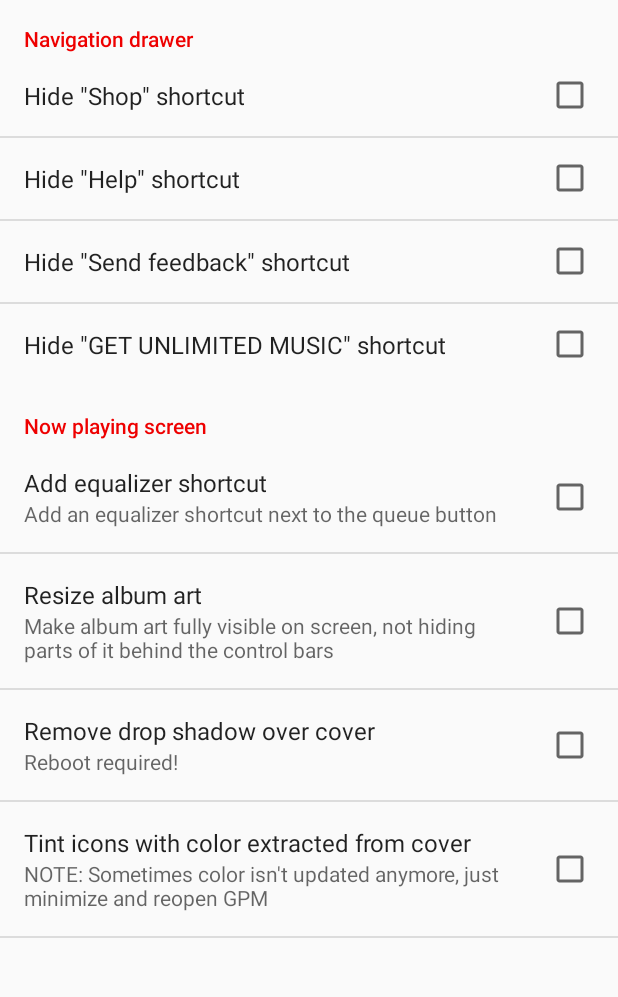
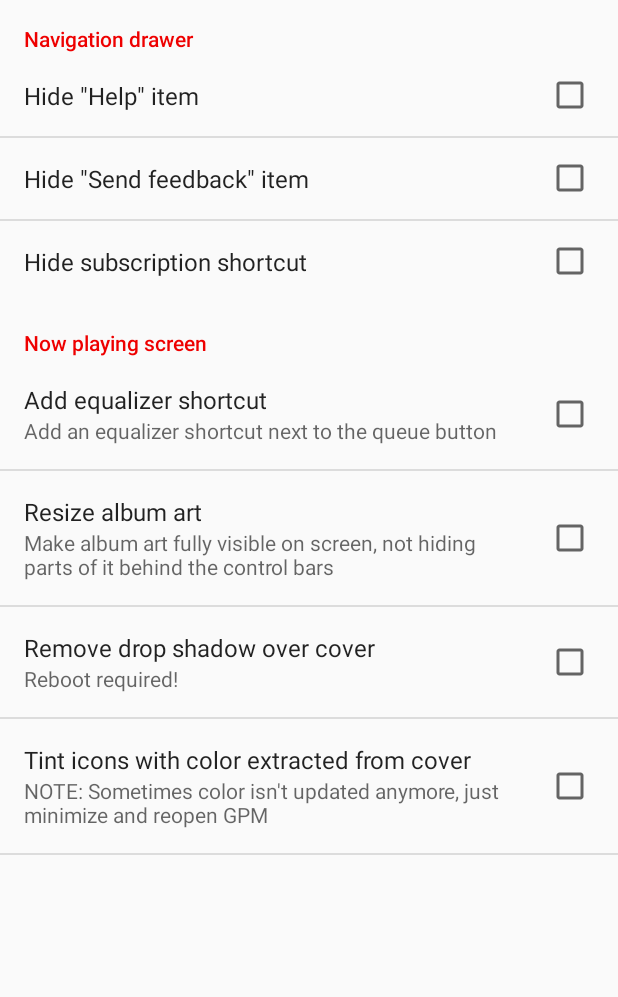
Before and after one commit to Maxr1998/XGPM, an Android app: the screen it shows after launch (MainActivity), on a phone screen of 412 x 824 dp, the part 84-1081 px from its top. Run offline under Robolectric (Android 15) with nearby library versions, the phone set to English and light mode, and no system bars.

Commit message:
fix Navigation drawer for Google Music 6.0

```diff
--- a/app/src/main/res/values/strings.xml
+++ b/app/src/main/res/values/strings.xml
@@ -2,10 +2,9 @@
     <string name="app_name">XGPM</string>
 
     <string name="category_drawer">Navigation drawer</string>
-    <string name="drawer_hide_store">Hide \"Shop\" shortcut</string>
-    <string name="drawer_hide_help">Hide \"Help\" shortcut</string>
-    <string name="drawer_hide_feedback">Hide \"Send feedback\" shortcut</string>
-    <string name="drawer_hide_unlimited">Hide \"GET UNLIMITED MUSIC\" shortcut</string>
+    <string name="drawer_hide_help">Hide \"Help\" item</string>
+    <string name="drawer_hide_feedback">Hide \"Send feedback\" item</string>
+    <string name="drawer_hide_unlimited">Hide subscription shortcut</string>
 
     <string name="category_now_playing">Now playing screen</string>
     <string name="np_add_eq">Add equalizer shortcut</string>
--- a/app/src/main/res/xml/preferences.xml
+++ b/app/src/main/res/xml/preferences.xml
@@ -1,9 +1,6 @@
 <?xml version="1.0" encoding="utf-8"?>
 <PreferenceScreen xmlns:android="http://schemas.android.com/apk/res/android">
     <PreferenceCategory android:title="@string/category_drawer">
-        <CheckBoxPreference
-            android:key="drawer_hide_store"
-            android:title="@string/drawer_hide_store" />
         <CheckBoxPreference
             android:key="drawer_hide_help"
             android:title="@string/drawer_hide_help" />
```
Also changed, not shown: app/src/main/java/de/Maxr1998/xposed/gpm/hooks/NavigationDrawer.java (+3 -4 lines).
